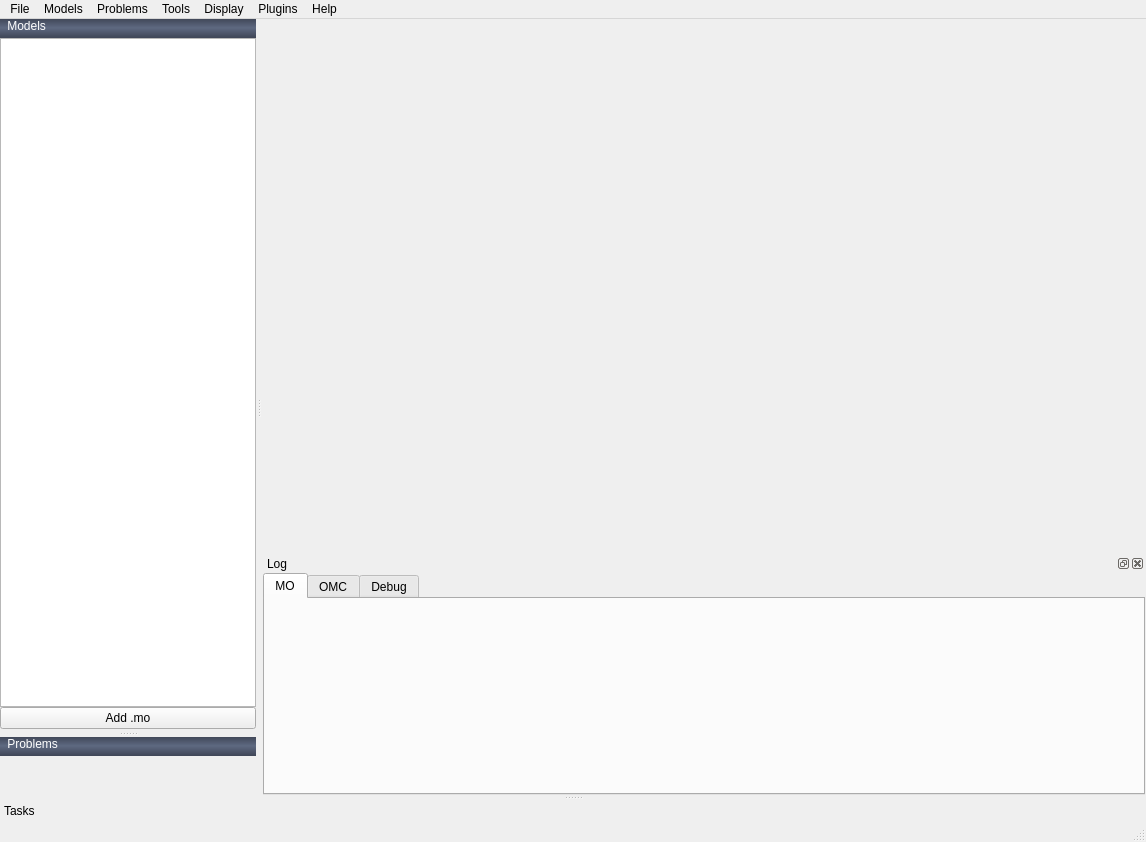
The window that OMOptim/GUI/MainWindow.ui (lmoresco/OpenModelica) describes before a commit, drawn with Qt 5.
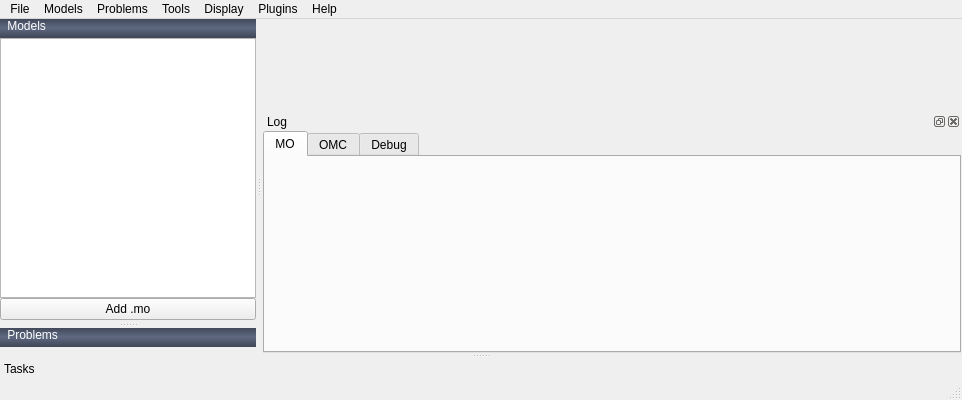
The same window after the commit. Icons and pictures are not drawn.

Commit message: - changed MainWindow size

What changed in the file:
```diff
--- a/OMOptim/GUI/MainWindow.ui
+++ b/OMOptim/GUI/MainWindow.ui
@@ -6,8 +6,8 @@
    <rect>
     <x>0</x>
     <y>0</y>
-    <width>1146</width>
-    <height>842</height>
+    <width>962</width>
+    <height>400</height>
    </rect>
   </property>
   <property name="windowTitle">
@@ -177,7 +177,7 @@
     <rect>
      <x>0</x>
      <y>0</y>
-     <width>1146</width>
+     <width>962</width>
      <height>20</height>
     </rect>
    </property>
```
Left out of the diff: 6 changed lines with no effect on the pictures. The commit also changes 1 other file.
